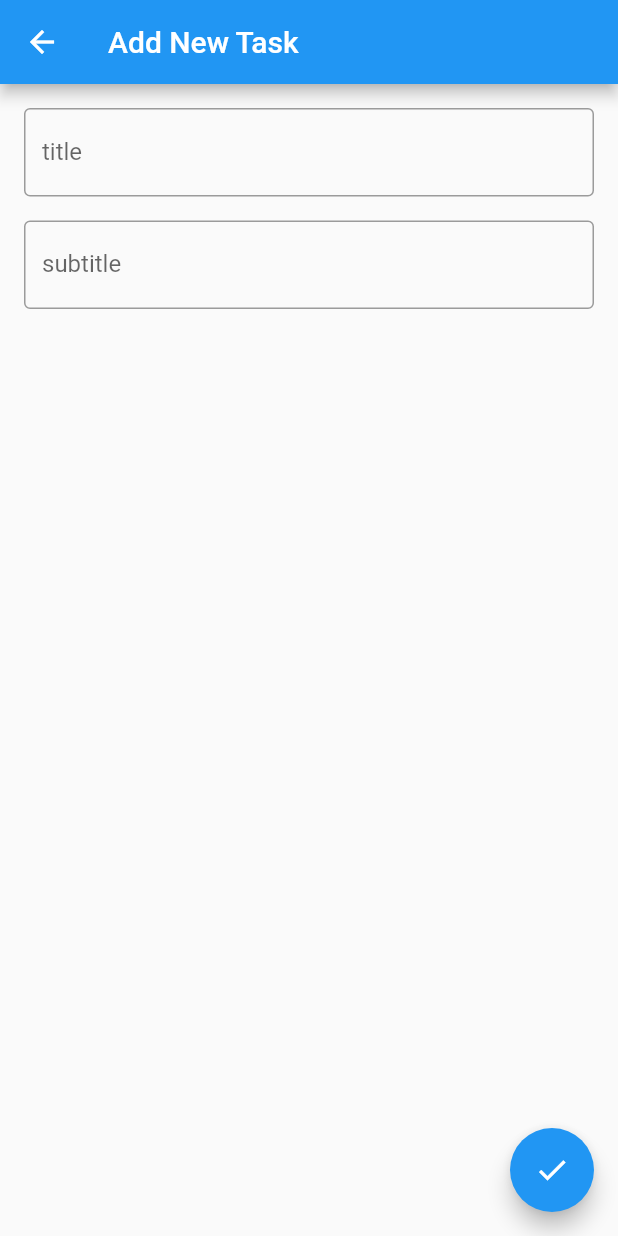
After one commit to s-erfani/simple_todo_app, a Flutter app: the screen it shows after launch, after a tap on the "add" icon, on a phone screen of 412 x 824 dp. The commit adds this screen. Run offline on Flutter 3.47's test engine with Material 2 defaults, Android fonts, the phone set to English and light mode, and no system bars.

Commit message:
+ add_todo_screen ui

```diff
--- a/lib/main.dart
+++ b/lib/main.dart
@@ -1,4 +1,5 @@
 import 'package:flutter/material.dart';
+import 'package:simple_todo_app/ui/add_todo_screen.dart';
 import 'package:simple_todo_app/ui/done_tasks_screen.dart';
 import 'package:simple_todo_app/ui/edit_item_screen.dart';
 import 'package:simple_todo_app/ui/todo_screen.dart';
@@ -16,6 +17,7 @@ class MyApp extends StatelessWidget {
         routes: {
           EditItemScreen.routeName: (ctx) => EditItemScreen(),
           DoneTasksScreen.routeName: (ctx) => DoneTasksScreen(),
+          AddTodoScreen.routeName: (ctx) => AddTodoScreen(),
         });
   }
 }
--- /dev/null
+++ b/lib/ui/add_todo_screen.dart
@@ -0,0 +1,40 @@
+import 'package:flutter/material.dart';
+
+class AddTodoScreen extends StatelessWidget {
+  static const routeName = '/add_todo';
+
+  @override
+  Widget build(BuildContext context) {
+    return Scaffold(
+      floatingActionButton: FloatingActionButton(
+        child: Icon(Icons.check),
+        onPressed: () {
+          Navigator.pop(context);
+        },
+      ),
+      appBar: AppBar(
+        title: Text('Add New Task'),
+      ),
+      body: Container(
+        margin: const EdgeInsets.all(16),
+        child: Column(
+          children: [
+            TextField(
+              decoration: InputDecoration(
+                labelText: "title",
+                border: OutlineInputBorder(),
+              ),
+            ),
+            const SizedBox(height: 16),
+            TextField(
+              decoration: InputDecoration(
+                labelText: "subtitle",
+                border: OutlineInputBorder(),
+              ),
+            ),
+          ],
+        ),
+      ),
+    );
+  }
+}
--- a/lib/ui/todo_screen.dart
+++ b/lib/ui/todo_screen.dart
@@ -1,4 +1,5 @@
 import 'package:flutter/material.dart';
+import 'package:simple_todo_app/ui/add_todo_screen.dart';
 import 'package:simple_todo_app/ui/done_tasks_screen.dart';
 import 'package:simple_todo_app/widgets/todo_item.dart';
 
@@ -6,6 +7,10 @@ class TodoScreen extends StatelessWidget {
   @override
   Widget build(BuildContext context) {
     return Scaffold(
+      floatingActionButton: FloatingActionButton(
+        child: Icon(Icons.add),
+        onPressed: () => Navigator.pushNamed(context, AddTodoScreen.routeName),
+      ),
       appBar: AppBar(
         title: Text("Todo App"),
         actions: [
```
